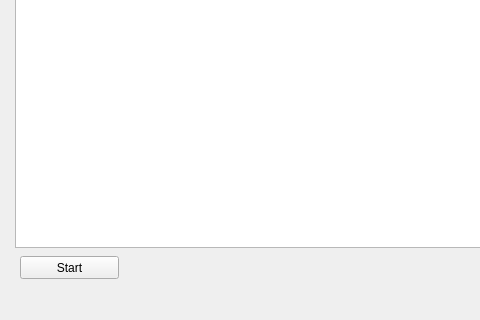
First picture: the form in simulation-visualizer/simvis/mainwindow.ui, repository DSRC-GPU/CrowGenCpp, before the edit; both pictures show x 0 to 480 and y 431 to 751 of the 1004 by 751 pixel window.
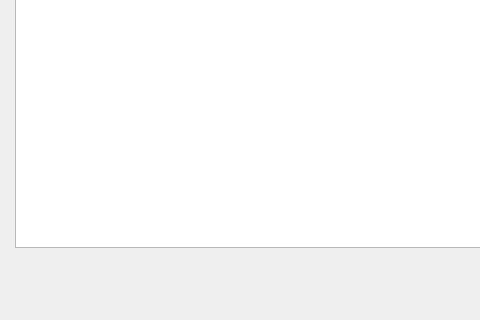
Second picture: the form after the edit.

Commit message: Removed button.

The edit to the form file:
```diff
--- a/simulation-visualizer/simvis/mainwindow.ui
+++ b/simulation-visualizer/simvis/mainwindow.ui
@@ -24,19 +24,6 @@
      </rect>
     </property>
    </widget>
-   <widget class="QPushButton" name="pushButton">
-    <property name="geometry">
-     <rect>
-      <x>20</x>
-      <y>670</y>
-      <width>99</width>
-      <height>23</height>
-     </rect>
-    </property>
-    <property name="text">
-     <string>Start</string>
-    </property>
-   </widget>
   </widget>
   <widget class="QMenuBar" name="menuBar">
    <property name="geometry">
```
The commit also changes 2 other files.
